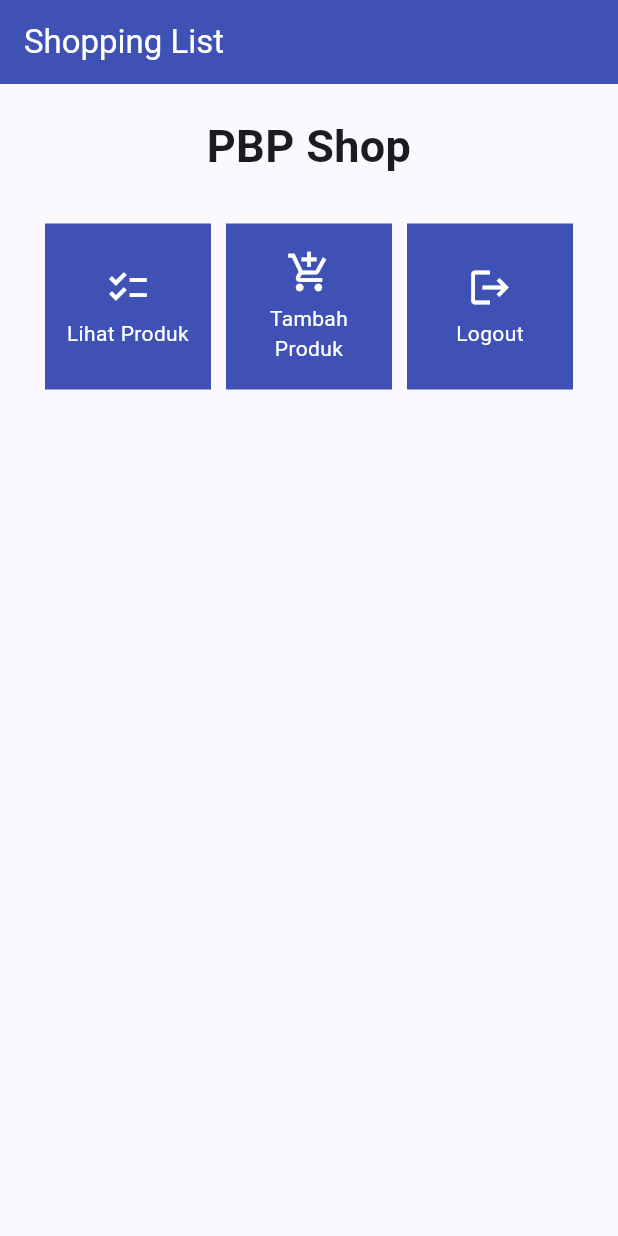
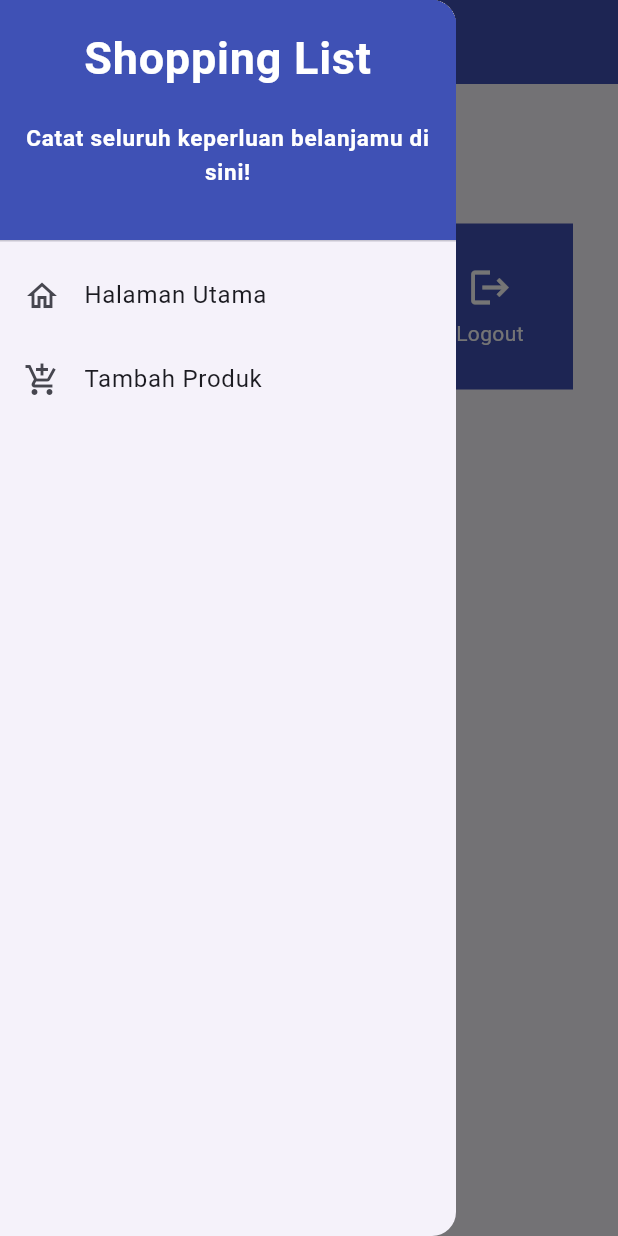
Before and after one commit to arumasekar/shopping-list-mobile, a Flutter app: the screen it shows after launch, with the side drawer open (before the commit the screen has no drawer), on a phone screen of 412 x 824 dp. Run offline on Flutter 3.47's test engine with Material 2 defaults, Android fonts, the phone set to English and light mode, and no system bars.

Commit message:
tutorial 7 selesai

```diff
--- a/lib/menu.dart
+++ b/lib/menu.dart
@@ -1,25 +1,45 @@
 import 'package:flutter/material.dart';
+import 'package:shopping_list/widgets/left_drawer.dart';
+import 'package:shopping_list/widgets/shop_card.dart';
+import 'package:shopping_list/screens/shoplist_form.dart';
 
 class MyHomePage extends StatelessWidget {
     MyHomePage({Key? key}) : super(key: key);
-
     final List<ShopItem> items = [
     ShopItem("Lihat Produk", Icons.checklist),
     ShopItem("Tambah Produk", Icons.add_shopping_cart),
     ShopItem("Logout", Icons.logout),
 ];
 
+  // This widget is the home page of your application. It is stateful, meaning
+  // that it has a State object (defined below) that contains fields that affect
+  // how it looks.
+
+  // This class is the configuration for the state. It holds the values (in this
+  // case the title) provided by the parent (in this case the App widget) and
+  // used by the build method of the State. Fields in a Widget subclass are
+  // always marked "final".
+
+
+
+
     @override
     Widget build(BuildContext context) {
+        // This method is rerun every time setState is called, for instance as done
+        // by the _incrementCounter method above.
+        //
+        // The Flutter framework has been optimized to make rerunning build methods
+        // fast, so that you can just rebuild anything that needs updating rather
+        // than having to individually change instances of widgets.
         return Scaffold(
             appBar: AppBar(
                 title: const Text(
                 'Shopping List',
-          style: TextStyle(
-            color: Colors.white, // Mengatur warna teks menjadi putih
                 ),
+                backgroundColor: Colors.indigo,
+                foregroundColor: Colors.white,
             ),
-      ),
+            drawer: const LeftDrawer(),
             body: SingleChildScrollView(
                 // Widget wrapper yang dapat discroll
                 child: Padding(
@@ -61,13 +81,6 @@ class MyHomePage extends StatelessWidget {
     }
 }
 
-class ShopItem {
-  final String name;
-  final IconData icon;
-
-  ShopItem(this.name, this.icon);
-}
-
 class ShopCard extends StatelessWidget {
   final ShopItem item;
 
@@ -85,6 +98,14 @@ class ShopCard extends StatelessWidget {
                 ..hideCurrentSnackBar()
                 ..showSnackBar(SnackBar(
                     content: Text("Kamu telah menekan tombol ${item.name}!")));
+
+              // Navigate ke route yang sesuai (tergantung jenis tombol)
+              if (item.name == "Tambah Produk") {
+                // TODO: Gunakan Navigator.push untuk melakukan navigasi ke MaterialPageRoute yang mencakup ShopFormPage.
+                 Navigator.push(context,
+                          MaterialPageRoute(builder: (context) =>  const ShopFormPage())
+                          );
+              }
         },
         child: Container(
           // Container untuk menyimpan Icon dan Text
--- /dev/null
+++ b/lib/widgets/left_drawer.dart
@@ -0,0 +1,69 @@
+import 'package:flutter/material.dart';
+import 'package:shopping_list/screens/menu.dart';
+import 'package:shopping_list/screens/shoplist_form.dart';
+
+class LeftDrawer extends StatelessWidget {
+  const LeftDrawer({super.key});
+
+  @override
+  Widget build(BuildContext context) {
+    return Drawer(
+      child: ListView(
+        children: [
+          const DrawerHeader(
+            decoration: BoxDecoration(
+              color: Colors.indigo,
+            ),
+            child: Column(
+              children: [
+                Text(
+                  'Shopping List',
+                  textAlign: TextAlign.center,
+                  style: TextStyle(
+                    fontSize: 30,
+                    fontWeight: FontWeight.bold,
+                    color: Colors.white,
+                  ),
+                ),
+                Padding(padding: EdgeInsets.all(10)),
+                Text("Catat seluruh keperluan belanjamu di sini!",
+                    // TODO: Tambahkan gaya teks dengan center alignment, font ukuran 15, warna putih, dan weight biasa
+                    textAlign: TextAlign.center,
+                    style: TextStyle(
+                      fontSize: 15,
+                      fontWeight: FontWeight.bold,
+                      color: Colors.white,
+                    )
+                  ),
+              ],
+            ),
+          ),
+          ListTile(
+            leading: const Icon(Icons.home_outlined),
+            title: const Text('Halaman Utama'),
+            // Bagian redirection ke MyHomePage
+            onTap: () {
+              Navigator.pushReplacement(
+                  context,
+                  MaterialPageRoute(
+                    builder: (context) => MyHomePage(),
+                  ));
+            },
+          ),
+          ListTile(
+            leading: const Icon(Icons.add_shopping_cart),
+            title: const Text('Tambah Produk'),
+            // Bagian redirection ke ShopFormPage
+            onTap: () {
+              Navigator.pushReplacement(
+                  context,
+                  MaterialPageRoute(
+                    builder: (context) => ShopFormPage(),
+                  ));
+            },
+          ),
+        ],
+      ),
+    );
+  }
+}
```
Also changed, not shown: lib/shoplist_form.dart (added, +159 -0 lines), lib/widgets/shop_card.dart (added, +9 -0 lines). Lines whose indentation alone changed are shown as unchanged.
